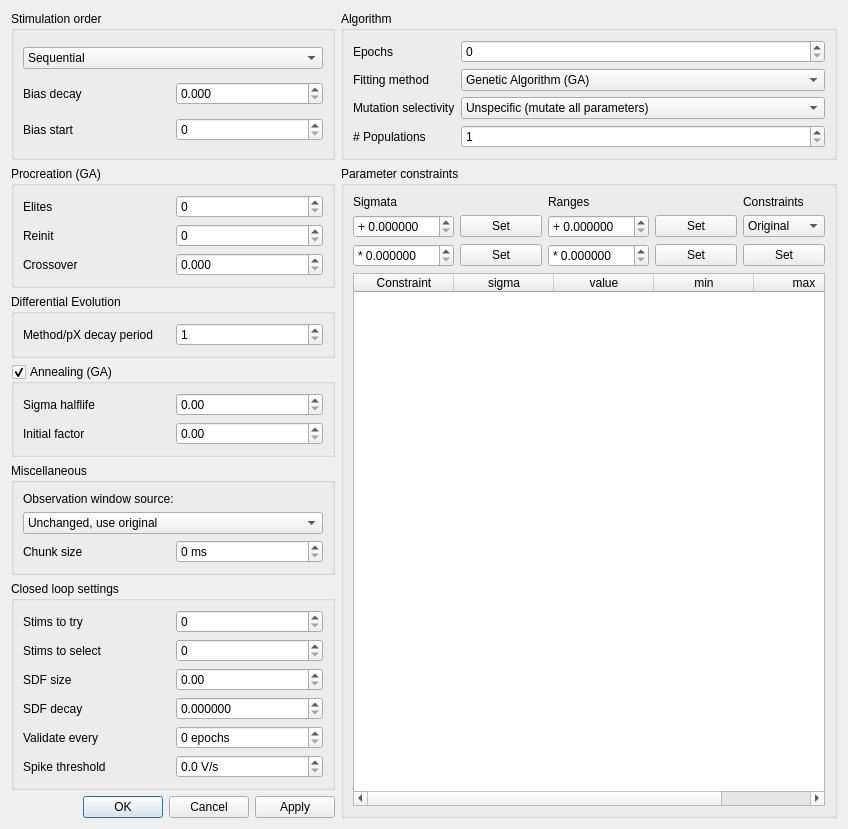
First picture: the form in src/gui/gafittersettingsdialog.ui, repository CompEphys-team/rtdo, before the edit.
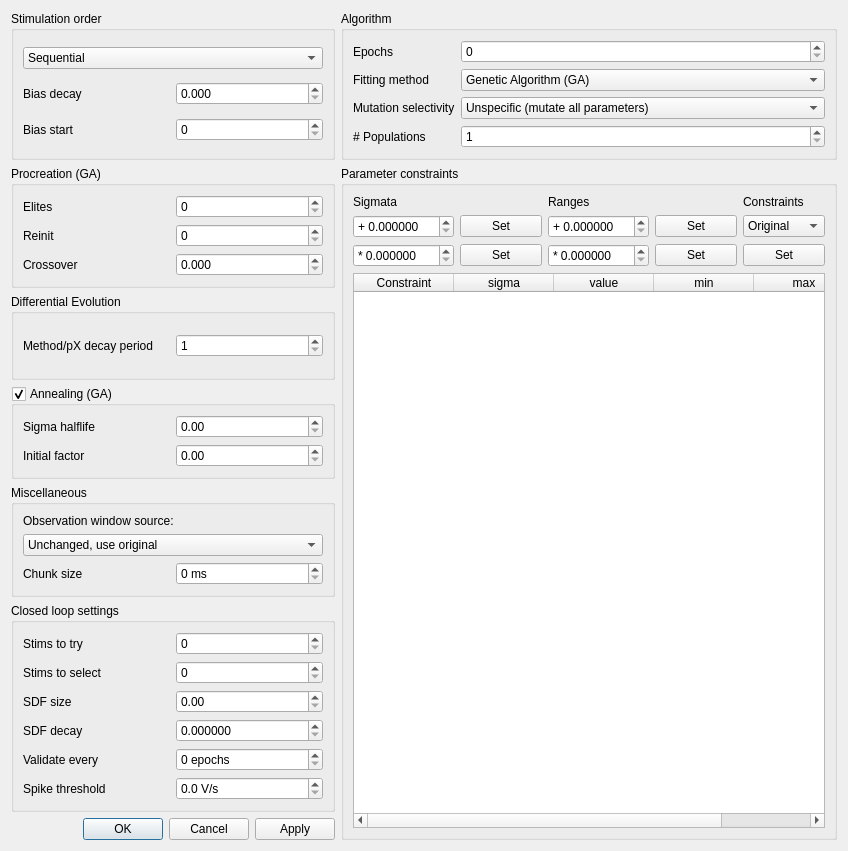
Second picture: the form after the edit.

Commit message: GAFitter: Added quasi-random observations option

Diff of the .ui file:
```diff
--- a/src/gui/gafittersettingsdialog.ui
+++ b/src/gui/gafittersettingsdialog.ui
@@ -7,7 +7,7 @@
     <x>0</x>
     <y>0</y>
     <width>848</width>
-    <height>822</height>
+    <height>851</height>
    </rect>
   </property>
   <property name="windowTitle">
```
Left out of the diff: 5 changed lines with no effect on the pictures. The commit also changes 2 other files.
